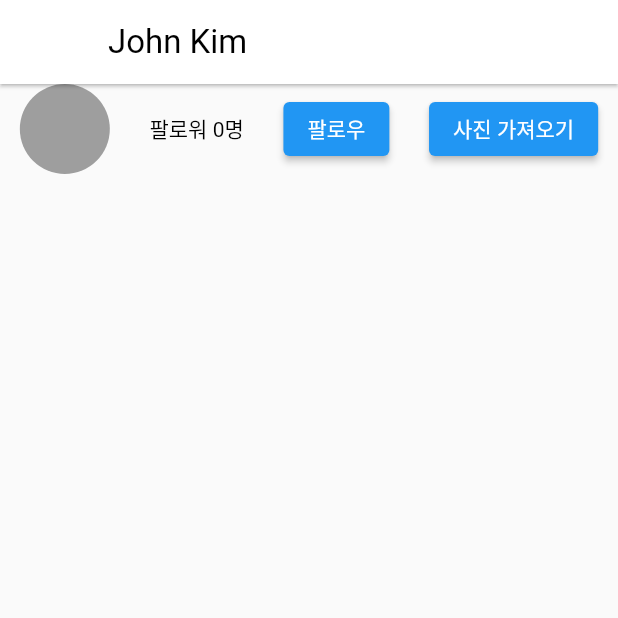
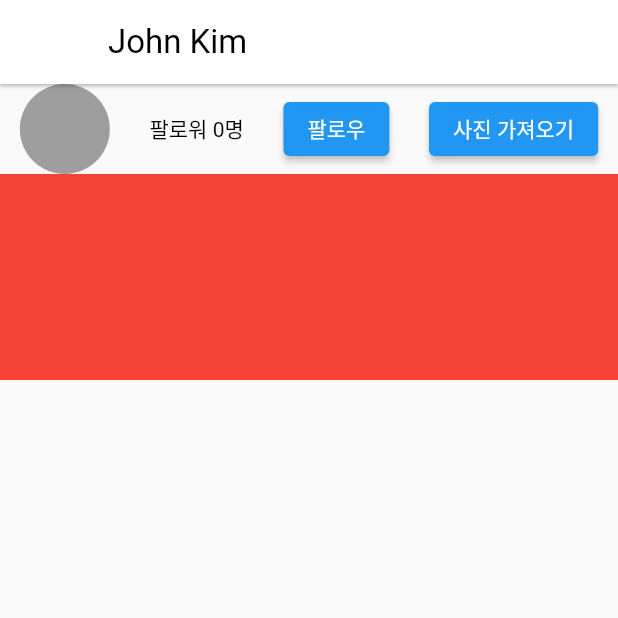
Before and after one commit to glenn-a810/Flutter_instagram, a Flutter app: the Profile screen opened directly, on a phone screen of 412 x 824 dp, the top half of it. Run offline on Flutter 3.47's test engine with Material 2 defaults, Android fonts, the phone set to English and light mode, and no system bars; our stand-ins replace image_picker, shared_preferences; accounts and stored records are empty; network calls fail.

Commit message:
GridView 사용법

```diff
--- a/lib/main.dart
+++ b/lib/main.dart
@@ -300,29 +300,45 @@ class Profile extends StatelessWidget {
         appBar: AppBar(
           title: Text(context.watch<anotherData>().name),
         ),
-      body: Row(
+        body: CustomScrollView(
+          slivers: [
+            SliverToBoxAdapter(
+              child: ProfileHeader(),
+            ),
+            SliverGrid(
+              delegate: SliverChildBuilderDelegate(
+                  (c, i) => Container(
+                        color: Colors.red,
+                      ),
+                  childCount: 3),
+              gridDelegate:
+                  SliverGridDelegateWithFixedCrossAxisCount(crossAxisCount: 3),
+            )
+          ],
+        )
         // 강의 해답
-        mainAxisAlignment: MainAxisAlignment.spaceAround,
-        children: [
-          CircleAvatar(
-            radius: 30,
-            backgroundColor: Colors.grey,
-          ),
-          Text('팔로워 ${context.watch<storeData>().follower}명'),
-          ElevatedButton(
-            onPressed: () {
-              context.read<storeData>().changeFollower();
-            },
-            child: Text('팔로우'),
-          ),
-          ElevatedButton(
-            onPressed: () {
-              context.read<storeData>().getData();
-            },
-            child: Text('사진 가져오기'),
-          ),
-        ],
-      ),
+        // Row(
+        //   mainAxisAlignment: MainAxisAlignment.spaceAround,
+        //   children: [
+        //     CircleAvatar(
+        //       radius: 30,
+        //       backgroundColor: Colors.grey,
+        //     ),
+        //     Text('팔로워 ${context.watch<storeData>().follower}명'),
+        //     ElevatedButton(
+        //       onPressed: () {
+        //         context.read<storeData>().changeFollower();
+        //       },
+        //       child: Text('팔로우'),
+        //     ),
+        //     ElevatedButton(
+        //       onPressed: () {
+        //         context.read<storeData>().getData();
+        //       },
+        //       child: Text('사진 가져오기'),
+        //     ),
+        //   ],
+        // ),
 
         // 내가 한 숙제
         // ListTile(
@@ -350,3 +366,34 @@ class Profile extends StatelessWidget {
         );
   }
 }
+
+class ProfileHeader extends StatelessWidget {
+  const ProfileHeader({Key? key}) : super(key: key);
+
+  @override
+  Widget build(BuildContext context) {
+    return Row(
+      // 강의 해답
+      mainAxisAlignment: MainAxisAlignment.spaceAround,
+      children: [
+        CircleAvatar(
+          radius: 30,
+          backgroundColor: Colors.grey,
+        ),
+        Text('팔로워 ${context.watch<storeData>().follower}명'),
+        ElevatedButton(
+          onPressed: () {
+            context.read<storeData>().changeFollower();
+          },
+          child: Text('팔로우'),
+        ),
+        ElevatedButton(
+          onPressed: () {
+            context.read<storeData>().getData();
+          },
+          child: Text('사진 가져오기'),
+        ),
+      ],
+    );
+  }
+}
```
Lines whose indentation alone changed are shown as unchanged.
